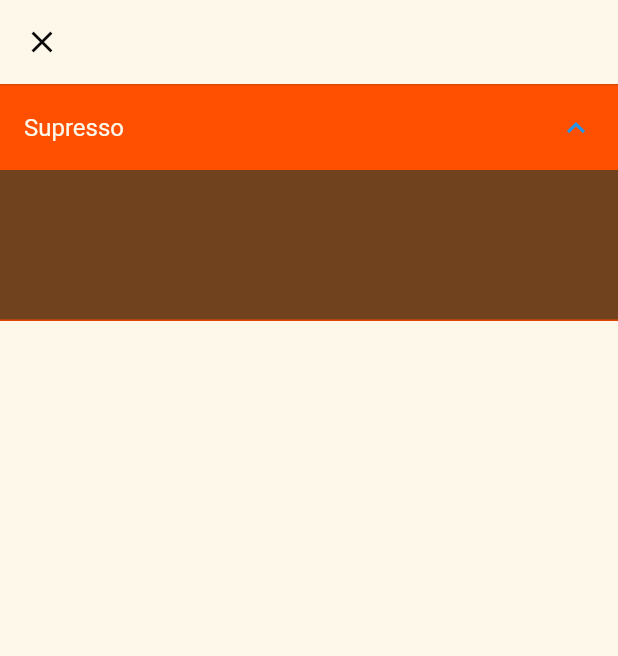
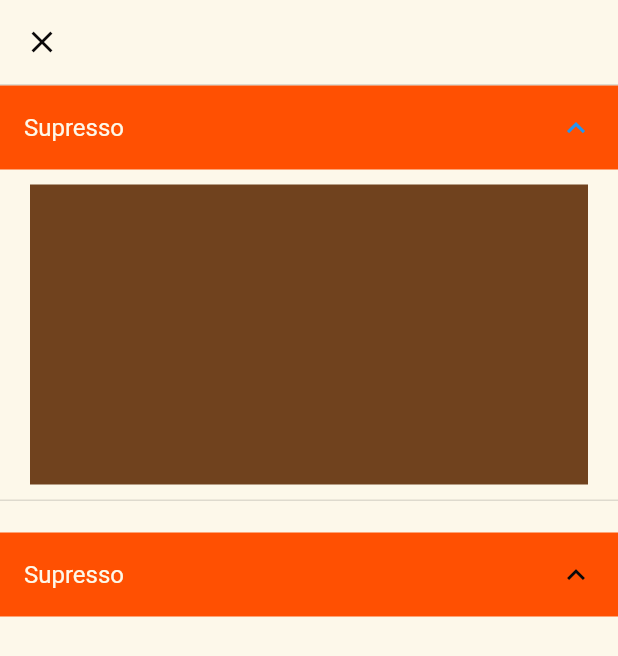
Before and after one commit to RonwasHere/dio, a Flutter app: the EnamPage screen opened directly, after a tap on "Supresso", on a phone screen of 412 x 824 dp. Shown: the top 656 px of the screen. Run offline on Flutter 3.47's test engine with Material 2 defaults, Android fonts, the phone set to English and light mode, and no system bars; our stand-ins replace carousel_slider, gallery_saver.

Commit message:
feat = berhasil ada 2 expansion tile u voucher, skrng buat container nya

```diff
--- a/lib/enam_page.dart
+++ b/lib/enam_page.dart
@@ -6,12 +6,12 @@ import 'package:flutter/material.dart';
 //kode untuk expansion widget (voucher)
 // class Item {
 //   Item({
-//     required this.header,
-//     required this.body,
+//     required this.headerText,
+//     required this.expandedText,
 //     this.isExpanded = false,
 //   });
-//   final String header;
-//   final String body;
+//   final String headerText;
+//   final String expandedText;
 //   bool isExpanded;
 // }
 
@@ -33,12 +33,12 @@ class _EnamPageState extends State<EnamPage> {
       body: SingleChildScrollView(
         child: Column(
           children: [
-            ExpansionTile(
-              backgroundColor: kOrangeColor,
+            //ListView Tulisan SUPRESSO
+            ListTileTheme(
+              tileColor: kOrangeColor,
+              child: ExpansionTile(
                 collapsedBackgroundColor: kWhiteColor,
-              // collapsedBackgroundColor: _customExpansionTile
-              //     ? kBlackColor
-              //     : kWhiteColor, //ini posisi awal ketika apps dibuka
+                collapsedIconColor: kBlackColor,
                 title: Text(
                   'Supresso',
                   style:
@@ -49,9 +49,12 @@ class _EnamPageState extends State<EnamPage> {
                       ? Icons.keyboard_arrow_up
                       : Icons.keyboard_arrow_down,
                 ),
+                //CUSTOM CONTAINER U/ DISKON, KETERANGAN + TOMBOL CLAIM
                 children: [
                   Container(
-                  height: 100,
+                    margin: EdgeInsets.only(
+                        left: 20, right: 20, top: 10, bottom: 10),
+                    height: 200,
                     color: kBrownColor,
                   )
                 ],
@@ -62,6 +65,41 @@ class _EnamPageState extends State<EnamPage> {
                     // _customExpansionTile = expanded;
                   });
                 },
+              ),
+            ),
+            SizedBox(height: 20),
+            ListTileTheme(
+              tileColor: kOrangeColor,
+              child: ExpansionTile(
+                collapsedBackgroundColor: kWhiteColor,
+                collapsedIconColor: kBlackColor,
+                title: Text(
+                  'Supresso',
+                  style:
+                      TextStyle(color: _customText ? kWhiteColor : kBlackColor),
+                ),
+                trailing: Icon(
+                  _customIcon
+                      ? Icons.keyboard_arrow_up
+                      : Icons.keyboard_arrow_down,
+                ),
+                //CUSTOM CONTAINER U/ DISKON, KETERANGAN + TOMBOL CLAIM
+                children: [
+                  Container(
+                    margin: EdgeInsets.only(
+                        left: 20, right: 20, top: 10, bottom: 10),
+                    height: 200,
+                    color: kBrownColor,
+                  )
+                ],
+                onExpansionChanged: (bool expanded) {
+                  setState(() {
+                    _customIcon = expanded;
+                    _customText = expanded;
+                    // _customExpansionTile = expanded;
+                  });
+                },
+              ),
             ),
           ],
         ),
```
Also changed, not shown: lib/z.dart (+36 -0 lines). Lines whose indentation alone changed are shown as unchanged.
